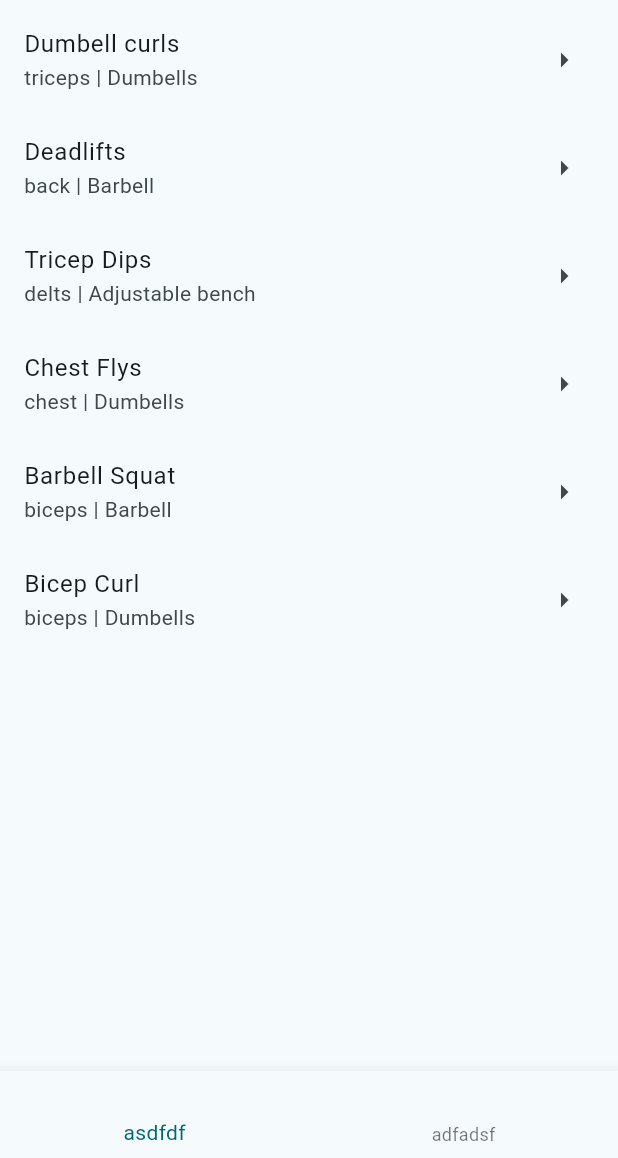
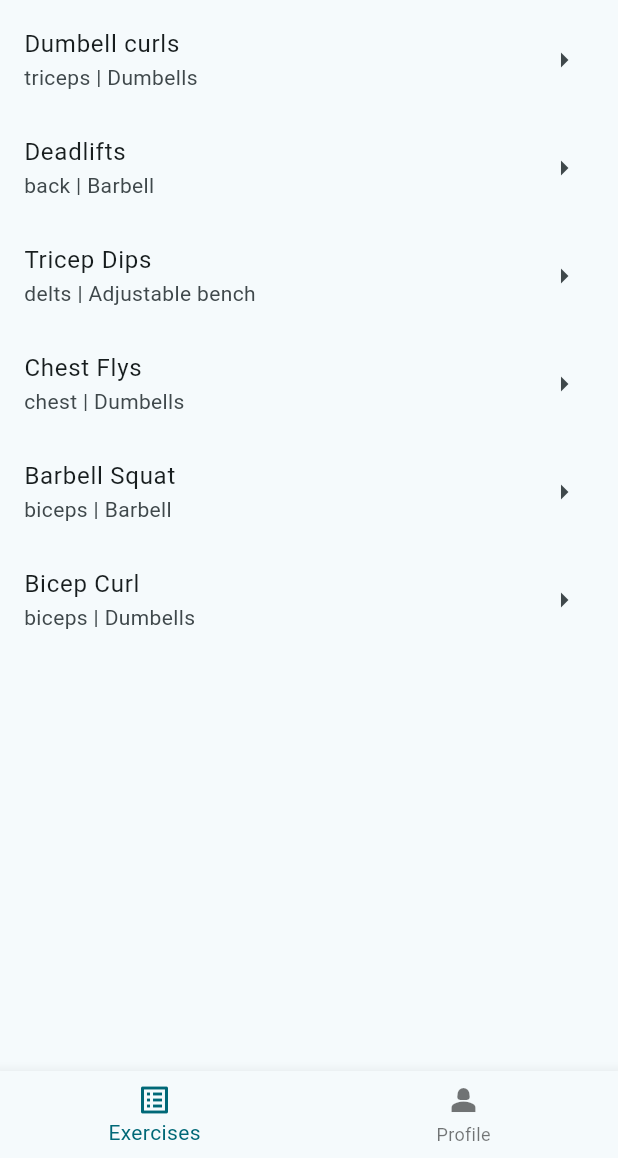
Before and after one commit to anaslak410/rahener, a Flutter app: the screen it shows after launch, on a phone screen of 412 x 824 dp, the part 78-1236 px from its top. Run offline on Flutter 3.47's test engine with Material 2 defaults, Android fonts, the light colour scheme and no system bars; our stand-ins replace flutter_bloc; generated files the repository leaves out were written again.

Commit message:
finish navbar implementation

```diff
--- a/lib/core/blocs/exercise_list_cubit.dart
+++ b/lib/core/blocs/exercise_list_cubit.dart
@@ -1,7 +1,6 @@
 import 'dart:developer';
 import 'package:flutter/material.dart';
 import 'package:flutter_bloc/flutter_bloc.dart';
-import 'package:rahener/core/models/muscle_group.dart';
 import 'package:rahener/core/repositories/exercises_repository.dart';
 import 'package:rahener/core/screens/exercise_details.dart';
 import 'package:rahener/core/screens/exercise_filter_dialog.dart';
--- a/lib/core/blocs/navigation_cubit.dart
+++ b/lib/core/blocs/navigation_cubit.dart
@@ -3,6 +3,10 @@ import 'package:flutter_bloc/flutter_bloc.dart';
 import 'navigation_state.dart';
 
 class NavigationCubit extends Cubit<NavigationState> {
-  NavigationCubit({required NavItems startingNavItem})
-      : super(NavigationState(currentNavItem: startingNavItem));
+  NavigationCubit({required int startingIndex})
+      : super(NavigationState(currentIndex: startingIndex));
+
+  void onNavItemTapped(context, int value) {
+    emit(state.copyWith(currentIndex: value));
+  }
 }
--- a/lib/core/blocs/navigation_state.dart
+++ b/lib/core/blocs/navigation_state.dart
@@ -1,7 +1,17 @@
-enum NavItems { profile, exercises }
+class NavigationState {
+  final int currentIndex;
+  const NavigationState({
+    required this.currentIndex,
+  });
 
-class NavigationState {
-  NavItems _currentNavItem;
+  NavigationState copyWith({
+    int? currentIndex,
+  }) {
+    return NavigationState(
+      currentIndex: currentIndex ?? this.currentIndex,
+    );
+  }
 
-  NavigationState({currentNavItem}) : _currentNavItem = currentNavItem;
+  @override
+  String toString() => 'NavigationState(currentIndex: $currentIndex)';
 }
--- a/lib/core/models/exercise.dart
+++ b/lib/core/models/exercise.dart
@@ -1,4 +1,5 @@
 import 'dart:convert';
+// ignore: depend_on_referenced_packages
 import 'package:collection/collection.dart';
 
 class Exercise {
--- a/lib/core/models/muscle_group.dart
+++ b/lib/core/models/muscle_group.dart
@@ -1,5 +1,6 @@
 import 'dart:convert';
 
+// ignore: depend_on_referenced_packages
 import 'package:collection/collection.dart';
 
 class MuscleGroup {
--- a/lib/core/screens/exercises_list.dart
+++ b/lib/core/screens/exercises_list.dart
@@ -2,7 +2,6 @@ import 'package:flutter/material.dart';
 import 'package:flutter_bloc/flutter_bloc.dart';
 import 'package:rahener/core/blocs/exercise_list_cubit.dart';
 import 'package:rahener/core/widgets/exercise_card.dart';
-import 'package:rahener/navbar.dart';
 import 'package:rahener/utils/constants.dart';
 
 import '../blocs/exercise_list_state.dart';
--- /dev/null
+++ b/lib/core/screens/profile.dart
@@ -0,0 +1,15 @@
+import 'package:flutter/material.dart';
+
+class ProfileScreen extends StatefulWidget {
+  const ProfileScreen({super.key});
+
+  @override
+  State<ProfileScreen> createState() => _ProfileScreenState();
+}
+
+class _ProfileScreenState extends State<ProfileScreen> {
+  @override
+  Widget build(BuildContext context) {
+    return Container();
+  }
+}
--- a/lib/l10n/en.arb
+++ b/lib/l10n/en.arb
@@ -31,5 +31,13 @@
   "emptySimilarExercises": "No similar exercises were found.",
   "@emptySimilarExercises": {
     "description": ""
+  },
+  "exercisesNavItem": "Exercises",
+  "@exercisesNavItem": {
+    "description": ""
+  },
+  "profileNavItem": "Profile",
+  "@profileNavItem": {
+    "description": ""
   }
 }
--- a/lib/l10n/fa.arb
+++ b/lib/l10n/fa.arb
@@ -31,5 +31,13 @@
   "emptySimilarExercises": "ڕاهێنانی هاوشێوە نەدۆزرایەوە.",
   "@emptySimilarExercises": {
     "description": ""
+  },
+  "exercisesNavItem": "ڕاهێنانەکان",
+  "@exercisesNavItem": {
+    "description": ""
+  },
+  "profileNavItem": "هەژمار",
+  "@profileNavItem": {
+    "description": ""
   }
 }
--- a/lib/main.dart
+++ b/lib/main.dart
@@ -3,11 +3,9 @@ import 'package:flutter/material.dart';
 import 'package:flutter_bloc/flutter_bloc.dart';
 import 'package:rahener/core/blocs/exercise_list_cubit.dart';
 import 'package:rahener/core/blocs/navigation_cubit.dart';
-import 'package:rahener/core/blocs/navigation_state.dart';
 import 'package:rahener/core/repositories/exercises_repository.dart';
-import 'package:rahener/core/screens/exercises_list.dart';
 import 'package:rahener/core/services/local_data.dart';
-import 'package:rahener/navbar.dart';
+import 'package:rahener/main_layout.dart';
 
 void main() async {
   WidgetsFlutterBinding.ensureInitialized();
@@ -51,15 +49,12 @@ class MyApp extends StatelessWidget {
               create: (context) => ExerciseListCubit(
                   exercisesRepository: context.read<ExercisesRepository>()),
             ),
-              // BlocProvider<NavigationCubit>(
-              //   create: (context) =>
-              //       NavigationCubit(startingNavItem: NavItems.exercises),
-              // ),
+            BlocProvider<NavigationCubit>(
+              create: (context) => NavigationCubit(startingIndex: 0),
+            ),
           ],
-            child: Scaffold(
-              body: const ExercisesListScreen(),
-              bottomNavigationBar: NavBar(),
-            )),
+          child: MainLayout(),
+        ),
       ),
     );
   }
--- /dev/null
+++ b/lib/main_layout.dart
@@ -0,0 +1,46 @@
+import 'package:flutter/material.dart';
+import 'package:flutter_bloc/flutter_bloc.dart';
+import 'package:rahener/core/blocs/navigation_cubit.dart';
+import 'package:rahener/core/blocs/navigation_state.dart';
+import 'package:rahener/core/screens/exercises_list.dart';
+import 'package:rahener/core/screens/profile.dart';
+import 'package:rahener/utils/constants.dart';
+import 'package:flutter_gen/gen_l10n/app_localizations.dart';
+
+class MainLayout extends StatefulWidget {
+  const MainLayout({super.key});
+
+  @override
+  State<MainLayout> createState() => _MainLayoutState();
+}
+
+class _MainLayoutState extends State<MainLayout> {
+  @override
+  Widget build(BuildContext context) {
+    var bloc = BlocProvider.of<NavigationCubit>(context);
+    return BlocBuilder<NavigationCubit, NavigationState>(
+      builder: (context, state) {
+        return Scaffold(
+          body: IndexedStack(
+            index: state.currentIndex,
+            children: const [ExercisesListScreen(), ProfileScreen()],
+          ),
+          bottomNavigationBar: BottomNavigationBar(
+            currentIndex: state.currentIndex,
+            onTap: (index) {
+              return bloc.onNavItemTapped(context, index);
+            },
+            items: [
+              BottomNavigationBarItem(
+                  label: AppLocalizations.of(context)!.exercisesNavItem,
+                  icon: const Icon(Constants.exercisesListIcon)),
+              BottomNavigationBarItem(
+                  label: AppLocalizations.of(context)!.profileNavItem,
+                  icon: const Icon(Constants.profileIcon)),
+            ],
+          ),
+        );
+      },
+    );
+  }
+}
--- a/lib/navbar.dart
+++ /dev/null
@@ -1,33 +0,0 @@
-import 'package:flutter/material.dart';
-import 'package:rahener/utils/constants.dart';
-import 'package:flutter_gen/gen_l10n/app_localizations.dart';
-
-class NavBar extends StatefulWidget {
-  const NavBar({super.key});
-
-  @override
-  State<NavBar> createState() => _NavBarState();
-}
-
-class _NavBarState extends State<NavBar> {
-  int _currentIndex = 0;
-  @override
-  Widget build(BuildContext context) {
-    return BottomNavigationBar(
-      currentIndex: 0,
-      onTap: (value) {
-        // bloc.
-      },
-      items: [
-        BottomNavigationBarItem(
-            label: "asdfdf",
-            // label: AppLocalizations.of(context)!.ExercisesNavItem,
-            icon: Icon(Constants.exercisesListIcon)),
-        BottomNavigationBarItem(
-            label: "adfadsf",
-            // label: AppLocalizations.of(context)!.ProfileNavItem,
-            icon: Icon(Constants.profileIcon)),
-      ],
-    );
-  }
-}
--- a/lib/utils/constants.dart
+++ b/lib/utils/constants.dart
@@ -39,10 +39,8 @@ class Constants {
   static const IconData exerciseTipsIcon = Icons.tips_and_updates;
   static const IconData similarExercisesIcon = Icons.two_k;
   static const IconData emptyListIcon = Icons.cancel_outlined;
+  static const IconData profileIcon = Icons.person_2;
+  static const IconData exercisesListIcon = Icons.list_alt;
 
   static const double borderRadius = 10;
-
-  static IconData? profileIcon;
-
-  static IconData? exercisesListIcon;
 }
```
Lines whose indentation alone changed are shown as unchanged.
